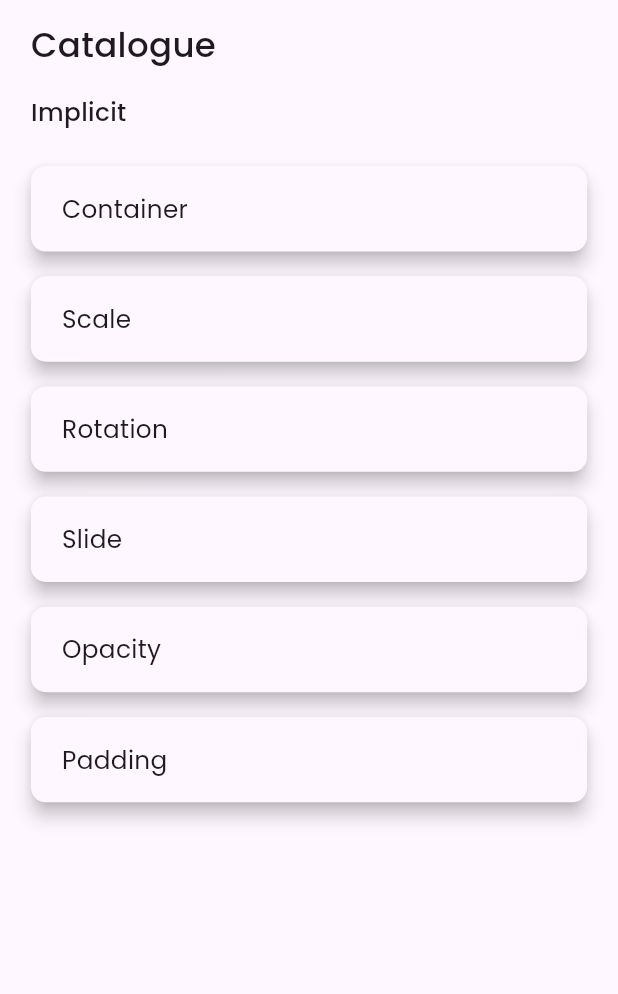
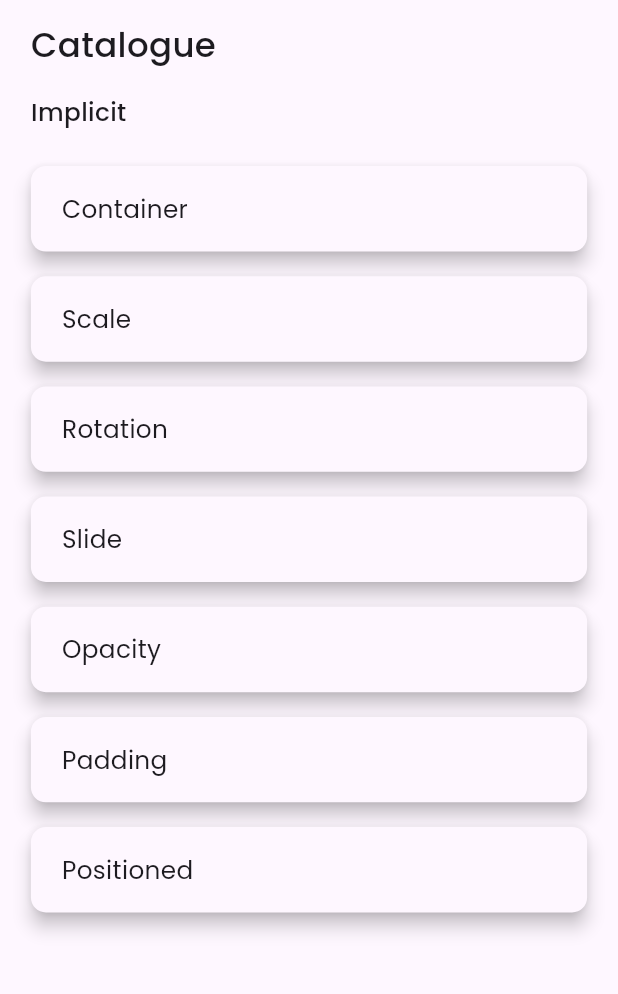
Before and after one commit to bhawesh2002/animotion_gallery, a Flutter app: the screen it shows after launch, on a phone screen of 412 x 824 dp, the part 63-1057 px from its top. Run offline on Flutter 3.47's test engine with Material 3 defaults, Android fonts, the light colour scheme and no system bars; our stand-ins replace google_fonts.

Commit message:
Add AniPositionedPage to Catalogue

```diff
--- a/lib/pages/catalogue.dart
+++ b/lib/pages/catalogue.dart
@@ -1,6 +1,7 @@
 import 'package:animotion_gallery/implicit%20animations/ani_container.dart';
 import 'package:animotion_gallery/implicit%20animations/ani_opacity.dart';
 import 'package:animotion_gallery/implicit%20animations/ani_padding.dart';
+import 'package:animotion_gallery/implicit%20animations/ani_positioned.dart';
 import 'package:animotion_gallery/implicit%20animations/ani_rotation.dart';
 import 'package:animotion_gallery/implicit%20animations/ani_scale.dart';
 import 'package:animotion_gallery/implicit%20animations/ani_slide.dart';
@@ -17,7 +18,8 @@ class Catalogue extends StatelessWidget {
       "Rotation": const AniRotationPage(),
       "Slide": const AniSlidePage(),
       "Opacity": const AniOpacityPage(),
-      "Padding": const AniPaddingPage()
+      "Padding": const AniPaddingPage(),
+      "Positioned": const AniPositionedPage(),
     };
     return SafeArea(
       child: Scaffold(
```
